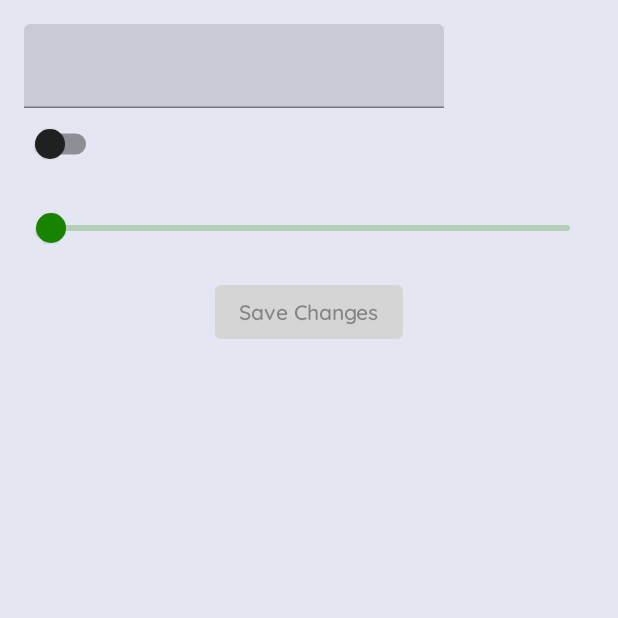
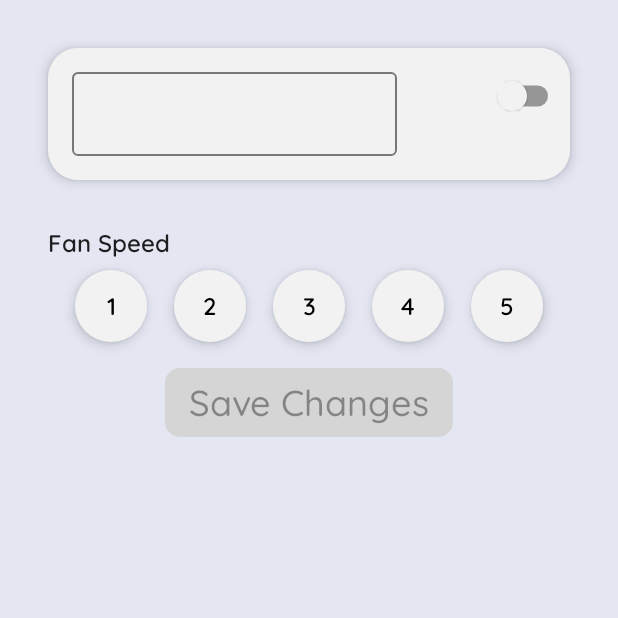
Before and after one commit to Aditya-Singh-00/Smart-Lab, an Android app built with Jetpack Compose: the composable DeviceDetailScreen shown on its own in the app's theme, after a tap on "Edit Device", on a phone screen of 412 x 824 dp, the top half of it. Run offline under Robolectric (Android 15) with nearby library versions, the phone set to English and light mode, and no system bars; our stand-ins replace Dagger/Hilt's generated code; 1 statement that could not run was skipped.

Commit message:
Fixed switch colors + Removed Slider + Added FanSpeedCard

```diff
--- a/app/src/main/java/com/aditya/smartlab/ui/screen/device_detail/DeviceDetailScreen.kt
+++ b/app/src/main/java/com/aditya/smartlab/ui/screen/device_detail/DeviceDetailScreen.kt
@@ -1,19 +1,16 @@
 package com.aditya.smartlab.ui.screen.device_detail
 
 import androidx.compose.foundation.layout.*
+import androidx.compose.foundation.shape.CircleShape
 import androidx.compose.material.*
 import androidx.compose.runtime.Composable
 import androidx.compose.runtime.mutableStateOf
 import androidx.compose.runtime.remember
 import androidx.compose.ui.Alignment
 import androidx.compose.ui.Modifier
-import androidx.compose.ui.graphics.Color
 import androidx.compose.ui.unit.dp
-import androidx.compose.ui.unit.sp
 import androidx.hilt.navigation.compose.hiltViewModel
 import com.aditya.smartlab.data.models.DeviceType
-import com.aditya.smartlab.ui.theme.DarkGray
-import com.aditya.smartlab.ui.theme.Green
 import com.aditya.smartlab.util.getTimeDifference
 
 @Composable
@@ -22,7 +19,6 @@ fun DeviceDetailScreen(
 ) {
 
     val editScreen = remember { mutableStateOf(false) }
-
     val device = viewModel.device.value
 
     Column(
@@ -30,30 +26,44 @@ fun DeviceDetailScreen(
             .fillMaxWidth()
             .padding(16.dp)
     ) {
-        Row {
+        Card(
+            modifier = Modifier
+                .fillMaxWidth()
+                .padding(16.dp),
+            shape = MaterialTheme.shapes.large,
+            backgroundColor = MaterialTheme.colors.surface,
+            elevation = 5.dp
+        ) {
+            Column(
+                modifier = Modifier
+                    .fillMaxWidth()
+                    .padding(8.dp),
+                verticalArrangement = Arrangement.SpaceEvenly
+            ) {
+                Row(
+                    modifier = Modifier.fillMaxWidth(),
+                    horizontalArrangement = Arrangement.SpaceBetween
+                ) {
                     if (editScreen.value) {
-                TextField(
+                        OutlinedTextField(
                             value = viewModel.deviceNameText.value,
                             onValueChange = {
                                 viewModel.updateDeviceNameText(it)
-                    }
+                            },
+                            modifier = Modifier
+                                .fillMaxWidth(0.70f)
+                                .padding(8.dp),
+                            colors = TextFieldDefaults.outlinedTextFieldColors(
+                                textColor = MaterialTheme.colors.onBackground,
+                                unfocusedBorderColor = MaterialTheme.colors.onBackground.copy(alpha = 0.5f)
+                            )
                         )
                     } else {
                         Text(
                             text = device.name,
-                    fontSize = 32.sp,
-                    color = Color.White
-                )
-            }
-        }
-        Row(
-            modifier = Modifier.fillMaxWidth(),
-            horizontalArrangement = Arrangement.SpaceBetween
-        ) {
-            if (device.status != 0) {
-                Text(
-                    text = getTimeDifference(System.currentTimeMillis(), device.lastOnTime),
-                    color = Color.White
+                            modifier = Modifier.align(Alignment.CenterVertically),
+                            style = MaterialTheme.typography.h6,
+                            color = MaterialTheme.colors.onBackground
                         )
                     }
                     Switch(
@@ -62,25 +72,23 @@ fun DeviceDetailScreen(
                             viewModel.updateDeviceStatus(
                                 if (device.status == 0) 100 else 0
                             )
-                },
-                colors = SwitchDefaults.colors(
-                    checkedThumbColor = Green,
-                    uncheckedThumbColor = DarkGray
-                )
+                        }
                     )
                 }
+                if (device.status != 0) {
+                    Text(
+                        text = getTimeDifference(System.currentTimeMillis(), device.lastOnTime),
+                        style = MaterialTheme.typography.caption,
+                        color = MaterialTheme.colors.onBackground.copy(alpha = 0.5f)
+                    )
+                }
+            }
+        }
 
-        if (device.type == DeviceType.AC || device.type == DeviceType.FAN) {
-            Slider(
-                value = device.status.toFloat()/100,
-                onValueChange = {
-                    viewModel.updateDeviceStatus((it * 100).toInt())
-                },
-                modifier = Modifier.padding(8.dp),
-                colors = SliderDefaults.colors(
-                    thumbColor = Green,
-                    activeTrackColor = Green
-                )
+        if (device.type == DeviceType.FAN) {
+            FanSpeedCard(
+                value = device.status,
+                onClick = { viewModel.updateDeviceStatus(it) }
             )
         }
         if (editScreen.value) {
@@ -90,19 +98,80 @@ fun DeviceDetailScreen(
                     viewModel.updateDeviceName()
                 },
                 content = {
-                    Text("Save Changes")
+                    Text(
+                        text = "Save Changes",
+                        style = MaterialTheme.typography.h6
+                    )
                 },
                 modifier = Modifier.align(Alignment.CenterHorizontally),
-                enabled = viewModel.deviceNameText.value.isNotBlank()
+                enabled = viewModel.deviceNameText.value.isNotBlank(),
+                shape = MaterialTheme.shapes.medium
             )
         } else {
             Button(
                 onClick = { editScreen.value = !editScreen.value },
                 content = {
-                    Text("Edit Device")
+                    Text(
+                        text = "Edit Device",
+                        style = MaterialTheme.typography.h6
+                    )
                 },
-                modifier = Modifier.align(Alignment.CenterHorizontally)
+                modifier = Modifier.align(Alignment.CenterHorizontally),
+                shape = MaterialTheme.shapes.medium
             )
         }
     }
 }
+
+@Composable
+private fun FanSpeedCard(
+    value: Int,
+    onClick: (Int) -> Unit
+) {
+    val selected = remember { mutableStateOf(value / 20) }
+    Column(
+        modifier = Modifier
+            .fillMaxWidth()
+            .padding(16.dp)
+    ) {
+        Text(
+            text = "Fan Speed"
+        )
+        Spacer(Modifier.height(8.dp))
+        Row(
+            modifier = Modifier.fillMaxWidth(),
+            horizontalArrangement = Arrangement.SpaceEvenly
+        ) {
+            repeat(5) {
+                Card(
+                    modifier = Modifier,
+                    shape = CircleShape,
+                    backgroundColor = if (selected.value == it + 1) {
+                        MaterialTheme.colors.primary
+                    } else {
+                        MaterialTheme.colors.surface
+                    },
+                    elevation = 5.dp
+                ) {
+                    IconButton(
+                        onClick = {
+                            onClick((it + 1) * 20)
+                            selected.value = it + 1
+                        },
+                        content = {
+                            Text(
+                                text = (it + 1).toString(),
+                                color = if (selected.value == it + 1) {
+                                    MaterialTheme.colors.onPrimary
+                                } else {
+                                    MaterialTheme.colors.onBackground
+                                }
+                            )
+                        },
+                        modifier = Modifier
+                    )
+                }
+            }
+        }
+    }
+}
--- a/app/src/main/java/com/aditya/smartlab/ui/screen/device_detail/DeviceDetailScreenViewModel.kt
+++ b/app/src/main/java/com/aditya/smartlab/ui/screen/device_detail/DeviceDetailScreenViewModel.kt
@@ -26,7 +26,6 @@ class DeviceDetailScreenViewModel @Inject constructor(
 
     init {
         getDevice()
-        deviceNameText.value = device.value.name
     }
 
     fun updateDeviceNameText(text: String) {
@@ -52,6 +51,7 @@ class DeviceDetailScreenViewModel @Inject constructor(
             id?.let {
                 repository.getStatusById(id).collect {
                     device.value = it
+                    deviceNameText.value = it.name
                 }
             }
         }
```
Also changed, not shown: app/src/main/java/com/aditya/smartlab/data/repository/SmartLabRepositoryImpl.kt (+13 -6 lines), app/src/main/java/com/aditya/smartlab/ui/screen/home/HomeScreen.kt (+16 -9 lines), app/src/main/java/com/aditya/smartlab/ui/screen/home/HomeScreenViewModel.kt (+11 -0 lines). Lines whose indentation alone changed are shown as unchanged.
